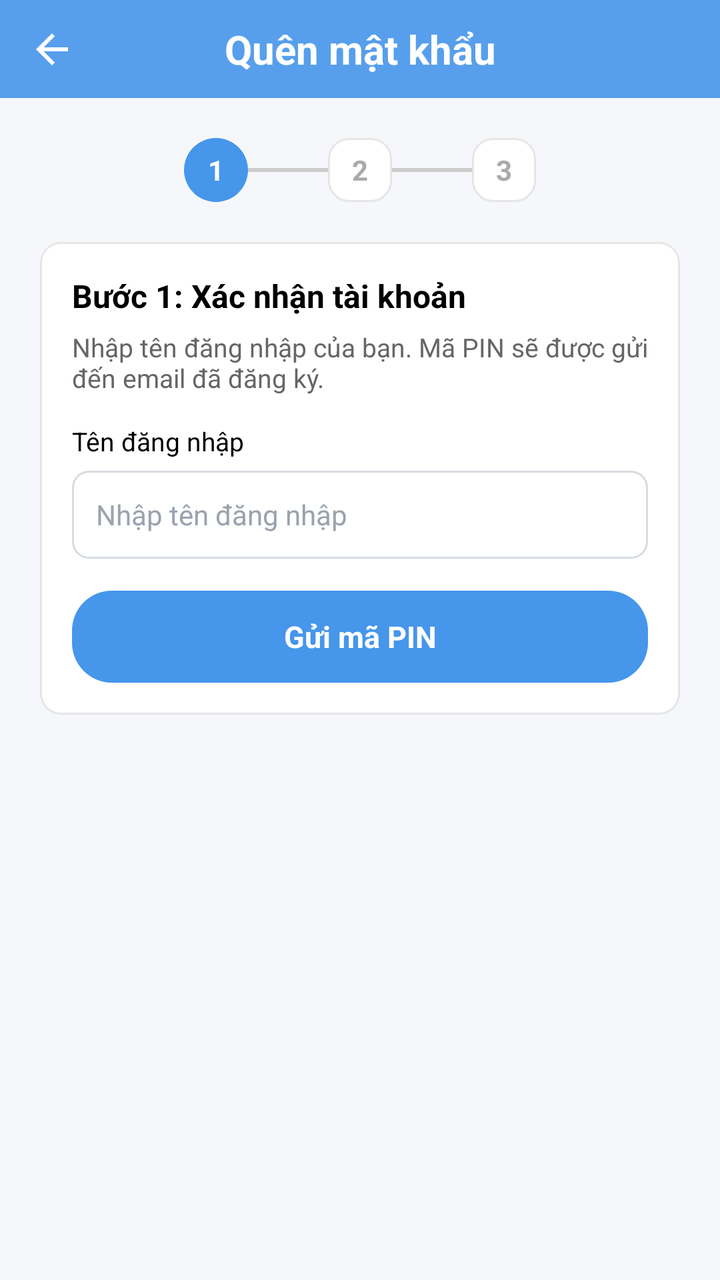
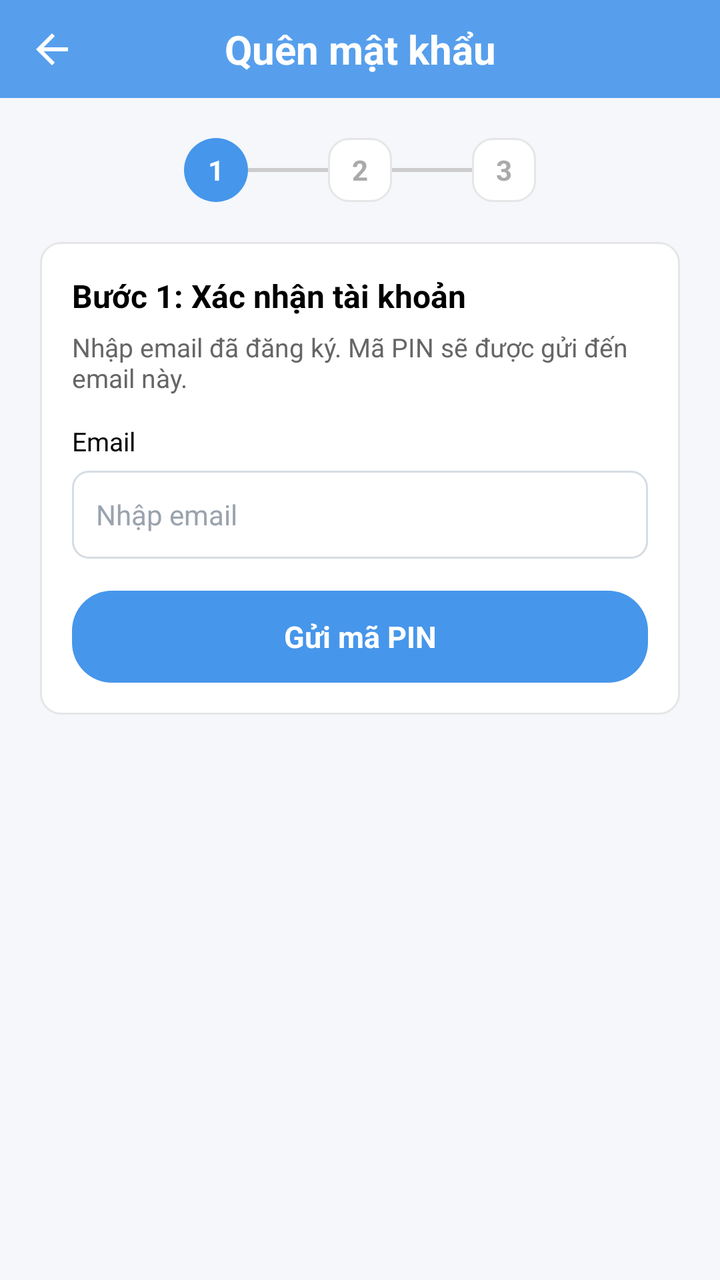

Screens rendered from an Android XML layout before and after an edit, with the pre-edit source and the edit as a unified diff.
<!-- AndroidManifest.xml: application theme Theme.QuanLyThuVien -->
<!-- res/layout/activity_forgot_password.xml -->
<?xml version="1.0" encoding="utf-8"?>
<androidx.constraintlayout.widget.ConstraintLayout
    xmlns:android="http://schemas.android.com/apk/res/android"
    xmlns:app="http://schemas.android.com/apk/res-auto"
    android:layout_width="match_parent"
    android:layout_height="match_parent"
    android:background="#F5F7FA">

    <androidx.constraintlayout.widget.ConstraintLayout
        android:id="@+id/header"
        android:layout_width="0dp"
        android:layout_height="49dp"
        android:background="@drawable/bg_header_sach"
        app:layout_constraintTop_toTopOf="parent"
        app:layout_constraintStart_toStartOf="parent"
        app:layout_constraintEnd_toEndOf="parent">

        <ImageView
            android:id="@+id/btnBack"
            android:layout_width="28dp"
            android:layout_height="28dp"
            android:layout_marginStart="12dp"
            android:padding="2dp"
            android:src="@drawable/ic_arrow_back"
            android:background="?attr/selectableItemBackgroundBorderless"
            android:contentDescription="Quay lại"
            app:layout_constraintTop_toTopOf="parent"
            app:layout_constraintBottom_toBottomOf="parent"
            app:layout_constraintStart_toStartOf="parent" />

        <TextView
            android:layout_width="wrap_content"
            android:layout_height="wrap_content"
            android:text="Quên mật khẩu"
            android:textColor="#FFFFFF"
            android:textSize="20sp"
            android:textStyle="bold"
            app:layout_constraintTop_toTopOf="parent"
            app:layout_constraintBottom_toBottomOf="parent"
            app:layout_constraintStart_toStartOf="parent"
            app:layout_constraintEnd_toEndOf="parent" />
    </androidx.constraintlayout.widget.ConstraintLayout>

    <ScrollView
        android:layout_width="0dp"
        android:layout_height="0dp"
        android:fillViewport="true"
        app:layout_constraintTop_toBottomOf="@id/header"
        app:layout_constraintStart_toStartOf="parent"
        app:layout_constraintEnd_toEndOf="parent"
        app:layout_constraintBottom_toBottomOf="parent">

        <LinearLayout
            android:layout_width="match_parent"
            android:layout_height="wrap_content"
            android:orientation="vertical"
            android:padding="20dp">

            <LinearLayout
                android:id="@+id/stepIndicator"
                android:layout_width="match_parent"
                android:layout_height="wrap_content"
                android:orientation="horizontal"
                android:gravity="center"
                android:layout_marginBottom="20dp">

                <TextView
                    android:id="@+id/step1Dot"
                    android:layout_width="32dp"
                    android:layout_height="32dp"
                    android:gravity="center"
                    android:text="1"
                    android:textColor="#FFFFFF"
                    android:textStyle="bold"
                    android:background="@drawable/bg_btn_primary"
                    android:textSize="14sp" />

                <View
                    android:layout_width="40dp"
                    android:layout_height="2dp"
                    android:background="#CCCCCC"
                    android:layout_gravity="center_vertical" />

                <TextView
                    android:id="@+id/step2Dot"
                    android:layout_width="32dp"
                    android:layout_height="32dp"
                    android:gravity="center"
                    android:text="2"
                    android:textColor="#AAAAAA"
                    android:textStyle="bold"
                    android:background="@drawable/bg_phieu_card"
                    android:textSize="14sp" />

                <View
                    android:layout_width="40dp"
                    android:layout_height="2dp"
                    android:background="#CCCCCC"
                    android:layout_gravity="center_vertical" />

                <TextView
                    android:id="@+id/step3Dot"
                    android:layout_width="32dp"
                    android:layout_height="32dp"
                    android:gravity="center"
                    android:text="3"
                    android:textColor="#AAAAAA"
                    android:textStyle="bold"
                    android:background="@drawable/bg_phieu_card"
                    android:textSize="14sp" />
            </LinearLayout>

            <LinearLayout
                android:id="@+id/layoutStep1"
                android:layout_width="match_parent"
                android:layout_height="wrap_content"
                android:orientation="vertical"
                android:padding="16dp"
                android:background="@drawable/bg_phieu_card">

                <TextView
                    android:layout_width="wrap_content"
                    android:layout_height="wrap_content"
                    android:text="Bước 1: Xác nhận tài khoản"
                    android:textColor="#000000"
                    android:textSize="16sp"
                    android:textStyle="bold" />

                <TextView
                    android:layout_width="wrap_content"
                    android:layout_height="wrap_content"
                    android:layout_marginTop="6dp"
                    android:text="Nhập tên đăng nhập của bạn. Mã PIN sẽ được gửi đến email đã đăng ký."
                    android:textColor="#666666"
                    android:textSize="13sp" />

                <TextView
                    android:layout_width="wrap_content"
                    android:layout_height="wrap_content"
                    android:layout_marginTop="14dp"
                    android:text="Tên đăng nhập"
                    android:textColor="#000000"
                    android:textSize="13sp" />

                <EditText
                    android:id="@+id/edtUsername"
                    android:layout_width="match_parent"
                    android:layout_height="44dp"
                    android:layout_marginTop="6dp"
                    android:background="@drawable/bg_input_field"
                    android:inputType="text"
                    android:paddingHorizontal="12dp"
                    android:hint="Nhập tên đăng nhập"
                    android:textColor="#000000"
                    android:textColorHint="#9AA3AE"
                    android:textSize="14sp" />

                <TextView
                    android:id="@+id/tvStep1Error"
                    android:layout_width="wrap_content"
                    android:layout_height="wrap_content"
                    android:layout_marginTop="6dp"
                    android:textColor="#E04D4D"
                    android:textSize="12sp"
                    android:visibility="gone" />

                <TextView
                    android:id="@+id/btnSendPin"
                    android:layout_width="match_parent"
                    android:layout_height="46dp"
                    android:layout_marginTop="16dp"
                    android:gravity="center"
                    android:text="Gửi mã PIN"
                    android:textColor="#FFFFFF"
                    android:textSize="15sp"
                    android:textStyle="bold"
                    android:background="@drawable/bg_btn_primary"
                    android:clickable="true"
                    android:focusable="true" />

                <ProgressBar
                    android:id="@+id/progressSend"
                    android:layout_width="wrap_content"
                    android:layout_height="wrap_content"
                    android:layout_gravity="center"
                    android:layout_marginTop="10dp"
                    android:visibility="gone" />
            </LinearLayout>

            <LinearLayout
                android:id="@+id/layoutStep2"
                android:layout_width="match_parent"
                android:layout_height="wrap_content"
                android:orientation="vertical"
                android:padding="16dp"
                android:background="@drawable/bg_phieu_card"
                android:visibility="gone">

                <TextView
                    android:layout_width="wrap_content"
                    android:layout_height="wrap_content"
                    android:text="Bước 2: Nhập mã PIN"
                    android:textColor="#000000"
                    android:textSize="16sp"
                    android:textStyle="bold" />

                <TextView
                    android:id="@+id/tvEmailHint"
                    android:layout_width="wrap_content"
                    android:layout_height="wrap_content"
                    android:layout_marginTop="6dp"
                    android:textColor="#666666"
                    android:textSize="13sp" />

                <TextView
                    android:id="@+id/tvCountdown"
                    android:layout_width="wrap_content"
                    android:layout_height="wrap_content"
                    android:layout_marginTop="8dp"
                    android:textColor="#E04D4D"
                    android:textSize="13sp"
                    android:textStyle="bold" />

                <EditText
                    android:id="@+id/edtPin"
                    android:layout_width="match_parent"
                    android:layout_height="54dp"
                    android:layout_marginTop="12dp"
                    android:background="@drawable/bg_input_field"
                    android:inputType="numberPassword"
                    android:maxLength="6"
                    android:gravity="center"
                    android:hint="Nhập mã 6 số"
                    android:textColor="#000000"
                    android:textColorHint="#9AA3AE"
                    android:textSize="22sp"
                    android:letterSpacing="0.3" />

                <TextView
                    android:id="@+id/tvStep2Error"
                    android:layout_width="wrap_content"
                    android:layout_height="wrap_content"
                    android:layout_marginTop="6dp"
                    android:textColor="#E04D4D"
                    android:textSize="12sp"
                    android:visibility="gone" />

                <TextView
                    android:id="@+id/btnVerifyPin"
                    android:layout_width="match_parent"
                    android:layout_height="46dp"
                    android:layout_marginTop="16dp"
                    android:gravity="center"
                    android:text="Xác nhận mã PIN"
                    android:textColor="#FFFFFF"
                    android:textSize="15sp"
                    android:textStyle="bold"
                    android:background="@drawable/bg_btn_primary"
                    android:clickable="true"
                    android:focusable="true" />

                <TextView
                    android:id="@+id/btnResend"
                    android:layout_width="wrap_content"
                    android:layout_height="wrap_content"
                    android:layout_gravity="center"
                    android:layout_marginTop="10dp"
                    android:text="Gửi lại mã"
                    android:textColor="#4A90D9"
                    android:textSize="13sp"
                    android:clickable="true"
                    android:focusable="true" />
            </LinearLayout>

            <LinearLayout
                android:id="@+id/layoutStep3"
                android:layout_width="match_parent"
                android:layout_height="wrap_content"
                android:orientation="vertical"
                android:padding="16dp"
                android:background="@drawable/bg_phieu_card"
                android:visibility="gone">

                <TextView
                    android:layout_width="wrap_content"
                    android:layout_height="wrap_content"
                    android:text="Bước 3: Đặt mật khẩu mới"
                    android:textColor="#000000"
                    android:textSize="16sp"
                    android:textStyle="bold" />

                <TextView
                    android:layout_width="wrap_content"
                    android:layout_height="wrap_content"
                    android:layout_marginTop="6dp"
                    android:text="Nhập mật khẩu mới cho tài khoản của bạn."
                    android:textColor="#666666"
                    android:textSize="13sp" />

                <TextView
                    android:layout_width="wrap_content"
                    android:layout_height="wrap_content"
                    android:layout_marginTop="14dp"
                    android:text="Mật khẩu mới"
                    android:textColor="#000000"
                    android:textSize="13sp" />

                <EditText
                    android:id="@+id/edtNewPassword"
                    android:layout_width="match_parent"
                    android:layout_height="44dp"
                    android:layout_marginTop="6dp"
                    android:background="@drawable/bg_input_field"
                    android:inputType="textPassword"
                    android:paddingHorizontal="12dp"
                    android:hint="Nhập mật khẩu mới"
                    android:textColor="#000000"
                    android:textColorHint="#9AA3AE"
                    android:textSize="14sp" />

                <TextView
                    android:layout_width="wrap_content"
                    android:layout_height="wrap_content"
                    android:layout_marginTop="12dp"
                    android:text="Xác nhận mật khẩu"
                    android:textColor="#000000"
                    android:textSize="13sp" />

                <EditText
                    android:id="@+id/edtConfirmPassword"
                    android:layout_width="match_parent"
                    android:layout_height="44dp"
                    android:layout_marginTop="6dp"
                    android:background="@drawable/bg_input_field"
                    android:inputType="textPassword"
                    android:paddingHorizontal="12dp"
                    android:hint="Nhập lại mật khẩu"
                    android:textColor="#000000"
                    android:textColorHint="#9AA3AE"
                    android:textSize="14sp" />

                <TextView
                    android:id="@+id/tvStep3Error"
                    android:layout_width="wrap_content"
                    android:layout_height="wrap_content"
                    android:layout_marginTop="6dp"
                    android:textColor="#E04D4D"
                    android:textSize="12sp"
                    android:visibility="gone" />

                <TextView
                    android:id="@+id/btnResetPassword"
                    android:layout_width="match_parent"
                    android:layout_height="46dp"
                    android:layout_marginTop="16dp"
                    android:gravity="center"
                    android:text="Đặt lại mật khẩu"
                    android:textColor="#FFFFFF"
                    android:textSize="15sp"
                    android:textStyle="bold"
                    android:background="@drawable/bg_btn_primary"
                    android:clickable="true"
                    android:focusable="true" />
            </LinearLayout>

        </LinearLayout>
    </ScrollView>

</androidx.constraintlayout.widget.ConstraintLayout>
<!-- resources referenced by this layout -->
<resources>
  <!-- drawable bg_btn_primary (drawable) -->
  <?xml version="1.0" encoding="utf-8"?>
  <shape xmlns:android="http://schemas.android.com/apk/res/android"
      android:shape="rectangle">
      <solid android:color="#4696EB" />
      <corners android:radius="20dp" />
  </shape>
  <!-- drawable bg_header_sach (drawable) -->
  <?xml version="1.0" encoding="utf-8"?>
  <shape xmlns:android="http://schemas.android.com/apk/res/android"
      android:shape="rectangle">
      <solid android:color="#E64696EB" />
  </shape>
  <!-- drawable bg_input_field (drawable) -->
  <?xml version="1.0" encoding="utf-8"?>
  <shape xmlns:android="http://schemas.android.com/apk/res/android"
      android:shape="rectangle">
      <solid android:color="#FFFFFF" />
      <stroke android:width="1dp" android:color="#D6DCE3" />
      <corners android:radius="8dp" />
  </shape>
  <!-- drawable bg_phieu_card (drawable) -->
  <?xml version="1.0" encoding="utf-8"?>
  <shape xmlns:android="http://schemas.android.com/apk/res/android"
      android:shape="rectangle">
      <solid android:color="#FFFFFF" />
      <stroke android:width="1dp" android:color="#E6E6E6" />
      <corners android:radius="10dp" />
  </shape>
  <!-- drawable ic_arrow_back (drawable) -->
  <vector xmlns:android="http://schemas.android.com/apk/res/android"
      android:width="24dp"
      android:height="24dp"
      android:viewportWidth="24"
      android:viewportHeight="24"
      android:tint="#FFFFFF">
      <path
          android:fillColor="#FFFFFF"
          android:pathData="M20,11H7.83l5.59,-5.59L12,4l-8,8 8,8 1.41,-1.41L7.83,13H20v-2z"/>
  </vector>
  <style name="Theme.QuanLyThuVien" parent="Base.Theme.QuanLyThuVien" />
  <style name="Base.Theme.QuanLyThuVien" parent="Theme.Material3.DayNight.NoActionBar">
          <item name="colorPrimary">@color/colorPrimary</item>
          <item name="colorPrimaryVariant">@color/colorPrimaryDark</item>
          <item name="colorOnPrimary">@color/white</item>
          
          <item name="android:statusBarColor" tools:targetApi="l">@android:color/transparent</item>
          <item name="android:windowLightStatusBar" tools:targetApi="m">false</item>
      </style>
  <color name="colorPrimary">#4696EB</color>
  <color name="colorPrimaryDark">#4F91D7</color>
  <color name="white">#FFFFFFFF</color>
</resources>

<!-- the commit's change to res/layout/activity_forgot_password.xml (unified diff, before → after) -->
@@ -130,7 +130,7 @@
                     android:layout_width="wrap_content"
                     android:layout_height="wrap_content"
                     android:layout_marginTop="6dp"
-                    android:text="Nhập tên đăng nhập của bạn. Mã PIN sẽ được gửi đến email đã đăng ký."
+                    android:text="Nhập email đã đăng ký. Mã PIN sẽ được gửi đến email này."
                     android:textColor="#666666"
                     android:textSize="13sp" />
 
@@ -138,19 +138,19 @@
                     android:layout_width="wrap_content"
                     android:layout_height="wrap_content"
                     android:layout_marginTop="14dp"
-                    android:text="Tên đăng nhập"
+                    android:text="Email"
                     android:textColor="#000000"
                     android:textSize="13sp" />
 
                 <EditText
-                    android:id="@+id/edtUsername"
+                    android:id="@+id/edtEmail"
                     android:layout_width="match_parent"
                     android:layout_height="44dp"
                     android:layout_marginTop="6dp"
                     android:background="@drawable/bg_input_field"
-                    android:inputType="text"
+                    android:inputType="textEmailAddress"
                     android:paddingHorizontal="12dp"
-                    android:hint="Nhập tên đăng nhập"
+                    android:hint="Nhập email"
                     android:textColor="#000000"
                     android:textColorHint="#9AA3AE"
                     android:textSize="14sp" />
